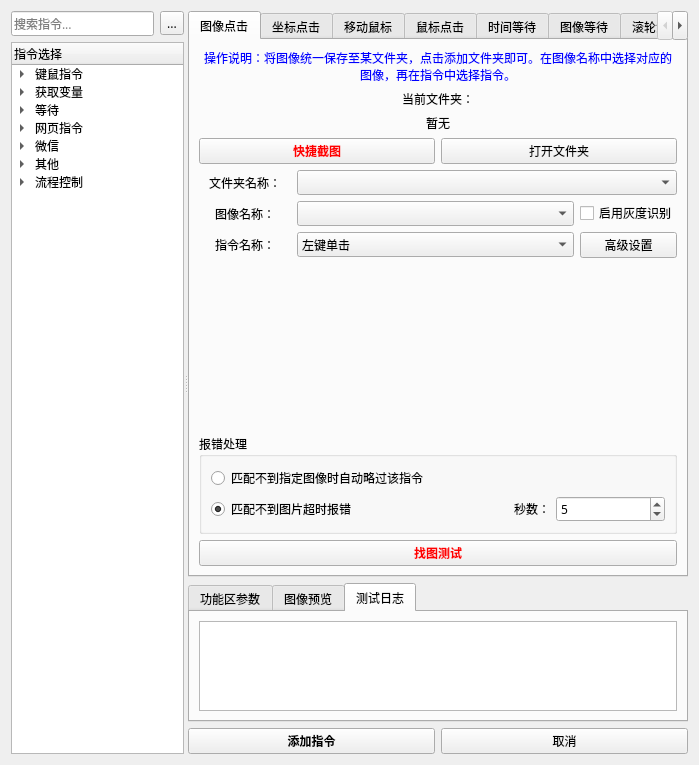
Old version of the form 窗体/navigation.ui in the repository FsterThanLight/automatic_clicker_2.
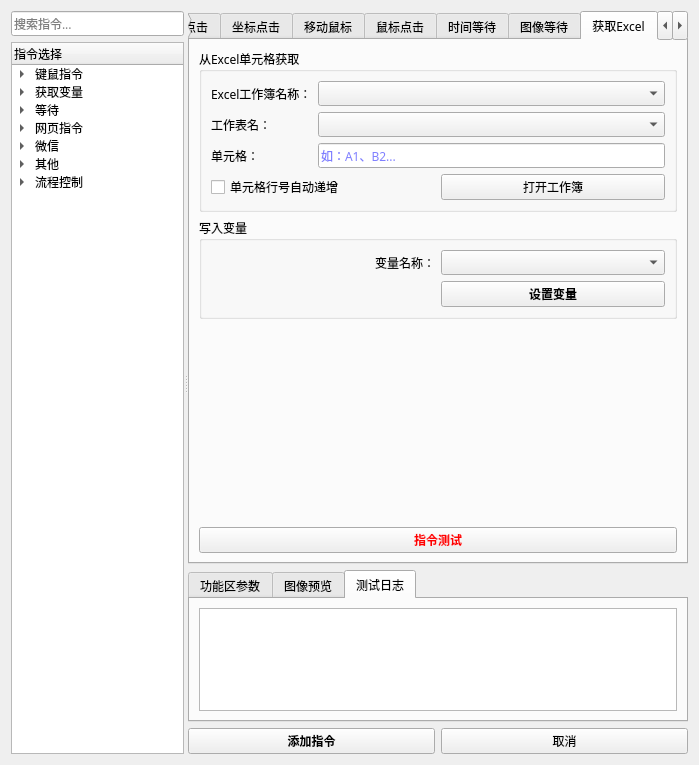
New version of the form. The open tabs and pages were chosen to show the change. Icons and pictures are not drawn.

Commit message: 2024年02月23日 18:53:19 新增Excel获取变量、对话框获取变量

```diff
--- a/窗体/navigation.ui
+++ b/窗体/navigation.ui
@@ -30,7 +30,7 @@
      <property name="orientation">
       <enum>Qt::Horizontal</enum>
      </property>
-     <widget class="QWidget" name="">
+     <widget class="QWidget" name="layoutWidget">
       <layout class="QVBoxLayout" name="verticalLayout_43">
        <item>
         <layout class="QHBoxLayout" name="horizontalLayout_16">
@@ -41,13 +41,6 @@
            </property>
           </widget>
          </item>
-         <item>
-          <widget class="QToolButton" name="toolButton">
-           <property name="text">
-            <string>...</string>
-           </property>
-          </widget>
-         </item>
         </layout>
        </item>
        <item>
@@ -3398,6 +3391,332 @@
            </item>
           </layout>
          </widget>
+         <widget class="QWidget" name="tab_23">
+          <attribute name="title">
+           <string>获取Excel</string>
+          </attribute>
+          <layout class="QVBoxLayout" name="verticalLayout_76">
+           <item>
+            <widget class="QGroupBox" name="groupBox_44">
+             <property name="title">
+              <string>从Excel单元格获取</string>
+             </property>
+             <layout class="QGridLayout" name="gridLayout_47">
+              <item row="0" column="0" colspan="2">
+               <widget class="QLabel" name="label_136">
+                <property name="text">
+                 <string>Excel工作簿名称：</string>
+                </property>
+               </widget>
+              </item>
+              <item row="0" column="2">
+               <widget class="QComboBox" name="comboBox_45"/>
+              </item>
+              <item row="1" column="0">
+               <widget class="QLabel" name="label_137">
+                <property name="text">
+                 <string>工作表名：</string>
+                </property>
+               </widget>
+              </item>
+              <item row="1" column="2">
+               <widget class="QComboBox" name="comboBox_46"/>
+              </item>
+              <item row="2" column="0">
+               <widget class="QLabel" name="label_138">
+                <property name="text">
+                 <string>单元格：</string>
+                </property>
+               </widget>
+              </item>
+              <item row="2" column="2">
+               <widget class="QLineEdit" name="lineEdit_23">
+                <property name="palette">
+                 <palette>
+                  <active>
+                   <colorrole role="Text">
+                    <brush brushstyle="SolidPattern">
+                     <color alpha="255">
+                      <red>0</red>
+                      <green>0</green>
+                      <blue>255</blue>
+                     </color>
+                    </brush>
+                   </colorrole>
+                   <colorrole role="PlaceholderText">
+                    <brush brushstyle="SolidPattern">
+                     <color alpha="128">
+                      <red>0</red>
+                      <green>0</green>
+                      <blue>255</blue>
+                     </color>
+                    </brush>
+                   </colorrole>
+                  </active>
+                  <inactive>
+                   <colorrole role="Text">
+                    <brush brushstyle="SolidPattern">
+                     <color alpha="255">
+                      <red>0</red>
+                      <green>0</green>
+                      <blue>255</blue>
+                     </color>
+                    </brush>
+                   </colorrole>
+                   <colorrole role="PlaceholderText">
+                    <brush brushstyle="SolidPattern">
+                     <color alpha="128">
+                      <red>0</red>
+                      <green>0</green>
+                      <blue>255</blue>
+                     </color>
+                    </brush>
+                   </colorrole>
+                  </inactive>
+                  <disabled>
+                   <colorrole role="Text">
+                    <brush brushstyle="SolidPattern">
+                     <color alpha="255">
+                      <red>120</red>
+                      <green>120</green>
+                      <blue>120</blue>
+                     </color>
+                    </brush>
+                   </colorrole>
+                   <colorrole role="PlaceholderText">
+                    <brush brushstyle="SolidPattern">
+                     <color alpha="128">
+                      <red>0</red>
+                      <green>0</green>
+                      <blue>0</blue>
+                     </color>
+                    </brush>
+                   </colorrole>
+                  </disabled>
+                 </palette>
+                </property>
+                <property name="placeholderText">
+                 <string>如：A1、B2...</string>
+                </property>
+               </widget>
+              </item>
+              <item row="3" column="0" colspan="3">
+               <layout class="QHBoxLayout" name="horizontalLayout_17" stretch="0,0">
+                <item>
+                 <widget class="QCheckBox" name="checkBox_9">
+                  <property name="text">
+                   <string>单元格行号自动递增</string>
+                  </property>
+                 </widget>
+                </item>
+                <item>
+                 <widget class="QPushButton" name="pushButton_29">
+                  <property name="text">
+                   <string>打开工作簿</string>
+                  </property>
+                 </widget>
+                </item>
+               </layout>
+              </item>
+             </layout>
+            </widget>
+           </item>
+           <item>
+            <widget class="QGroupBox" name="groupBox_45">
+             <property name="title">
+              <string>写入变量</string>
+             </property>
+             <layout class="QGridLayout" name="gridLayout_50" columnstretch="1,1">
+              <item row="0" column="1">
+               <widget class="QComboBox" name="comboBox_47"/>
+              </item>
+              <item row="0" column="0">
+               <widget class="QLabel" name="label_139">
+                <property name="text">
+                 <string>变量名称：</string>
+                </property>
+                <property name="alignment">
+                 <set>Qt::AlignRight|Qt::AlignTrailing|Qt::AlignVCenter</set>
+                </property>
+               </widget>
+              </item>
+              <item row="2" column="0">
+               <spacer name="horizontalSpacer_7">
+                <property name="orientation">
+                 <enum>Qt::Horizontal</enum>
+                </property>
+                <property name="sizeHint" stdset="0">
+                 <size>
+                  <width>84</width>
+                  <height>20</height>
+                 </size>
+                </property>
+               </spacer>
+              </item>
+              <item row="2" column="1">
+               <widget class="QPushButton" name="pushButton_35">
+                <property name="font">
+                 <font>
+                  <family>微软雅黑</family>
+                  <weight>75</weight>
+                  <bold>true</bold>
+                 </font>
+                </property>
+                <property name="text">
+                 <string>设置变量</string>
+                </property>
+               </widget>
+              </item>
+             </layout>
+            </widget>
+           </item>
+           <item>
+            <spacer name="verticalSpacer_29">
+             <property name="orientation">
+              <enum>Qt::Vertical</enum>
+             </property>
+             <property name="sizeHint" stdset="0">
+              <size>
+               <width>20</width>
+               <height>160</height>
+              </size>
+             </property>
+            </spacer>
+           </item>
+           <item>
+            <widget class="QPushButton" name="pushButton_36">
+             <property name="palette">
+              <palette>
+               <active>
+                <colorrole role="WindowText">
+                 <brush brushstyle="SolidPattern">
+                  <color alpha="255">
+                   <red>255</red>
+                   <green>0</green>
+                   <blue>0</blue>
+                  </color>
+                 </brush>
+                </colorrole>
+                <colorrole role="Text">
+                 <brush brushstyle="SolidPattern">
+                  <color alpha="255">
+                   <red>255</red>
+                   <green>0</green>
+                   <blue>0</blue>
+                  </color>
+                 </brush>
+                </colorrole>
+                <colorrole role="ButtonText">
+                 <brush brushstyle="SolidPattern">
+                  <color alpha="255">
+                   <red>255</red>
+                   <green>0</green>
+                   <blue>0</blue>
+                  </color>
+                 </brush>
+                </colorrole>
+                <colorrole role="PlaceholderText">
+                 <brush brushstyle="SolidPattern">
+                  <color alpha="128">
+                   <red>255</red>
+                   <green>0</green>
+                   <blue>0</blue>
+                  </color>
+                 </brush>
+                </colorrole>
+               </active>
+               <inactive>
+                <colorrole role="WindowText">
+                 <brush brushstyle="SolidPattern">
+                  <color alpha="255">
+                   <red>255</red>
+                   <green>0</green>
+                   <blue>0</blue>
+                  </color>
+                 </brush>
+                </colorrole>
+                <colorrole role="Text">
+                 <brush brushstyle="SolidPattern">
+                  <color alpha="255">
+                   <red>255</red>
+                   <green>0</green>
+                   <blue>0</blue>
+                  </color>
+                 </brush>
+                </colorrole>
+                <colorrole role="ButtonText">
+                 <brush brushstyle="SolidPattern">
+                  <color alpha="255">
+                   <red>255</red>
+                   <green>0</green>
+                   <blue>0</blue>
+                  </color>
+                 </brush>
+                </colorrole>
+                <colorrole role="PlaceholderText">
+                 <brush brushstyle="SolidPattern">
+                  <color alpha="128">
+                   <red>255</red>
+                   <green>0</green>
+                   <blue>0</blue>
+                  </color>
+                 </brush>
+                </colorrole>
+               </inactive>
+               <disabled>
+                <colorrole role="WindowText">
+                 <brush brushstyle="SolidPattern">
+                  <color alpha="255">
+                   <red>120</red>
+                   <green>120</green>
+                   <blue>120</blue>
+                  </color>
+                 </brush>
+                </colorrole>
+                <colorrole role="Text">
+                 <brush brushstyle="SolidPattern">
+                  <color alpha="255">
+                   <red>120</red>
+                   <green>120</green>
+                   <blue>120</blue>
+                  </color>
+                 </brush>
+                </colorrole>
+                <colorrole role="ButtonText">
+                 <brush brushstyle="SolidPattern">
+                  <color alpha="255">
+                   <red>120</red>
+                   <green>120</green>
+                   <blue>120</blue>
+                  </color>
+                 </brush>
+                </colorrole>
+                <colorrole role="PlaceholderText">
+                 <brush brushstyle="SolidPattern">
+                  <color alpha="128">
+                   <red>0</red>
+                   <green>0</green>
+                   <blue>0</blue>
+                  </color>
+                 </brush>
+                </colorrole>
+               </disabled>
+              </palette>
+             </property>
+             <property name="font">
+              <font>
+               <family>微软雅黑</family>
+               <weight>75</weight>
+               <bold>true</bold>
+              </font>
+             </property>
+             <property name="text">
+              <string>指令测试</string>
+             </property>
+            </widget>
+           </item>
+          </layout>
+         </widget>
          <widget class="QWidget" name="tab_4">
           <attribute name="title">
            <string>滚轮滑动</string>
@@ -12623,6 +12942,246 @@
            </item>
           </layout>
          </widget>
+         <widget class="QWidget" name="tab_35">
+          <attribute name="title">
+           <string>获取对话框</string>
+          </attribute>
+          <layout class="QVBoxLayout" name="verticalLayout_77">
+           <item>
+            <widget class="QGroupBox" name="groupBox_47">
+             <property name="title">
+              <string>弹出输入框</string>
+             </property>
+             <layout class="QGridLayout" name="gridLayout_52" columnstretch="1,1">
+              <item row="0" column="0">
+               <widget class="QLabel" name="label_141">
+                <property name="text">
+                 <string>对话框标题：</string>
+                </property>
+                <property name="alignment">
+                 <set>Qt::AlignRight|Qt::AlignTrailing|Qt::AlignVCenter</set>
+                </property>
+               </widget>
+              </item>
+              <item row="0" column="1">
+               <widget class="QLineEdit" name="lineEdit_24">
+                <property name="palette">
+                 <palette>
+                  <active>
+                   <colorrole role="Text">
+                    <brush brushstyle="SolidPattern">
+                     <color alpha="255">
+                      <red>0</red>
+                      <green>0</green>
+                      <blue>255</blue>
+                     </color>
+                    </brush>
+                   </colorrole>
+                   <colorrole role="PlaceholderText">
+                    <brush brushstyle="SolidPattern">
+                     <color alpha="128">
+                      <red>0</red>
+                      <green>0</green>
+                      <blue>255</blue>
+                     </color>
+                    </brush>
+                   </colorrole>
+                  </active>
+                  <inactive>
+                   <colorrole role="Text">
+                    <brush brushstyle="SolidPattern">
+                     <color alpha="255">
+                      <red>0</red>
+                      <green>0</green>
+                      <blue>255</blue>
+                     </color>
+                    </brush>
+                   </colorrole>
+                   <colorrole role="PlaceholderText">
+                    <brush brushstyle="SolidPattern">
+                     <color alpha="128">
+                      <red>0</red>
+                      <green>0</green>
+                      <blue>255</blue>
+                     </color>
+                    </brush>
+                   </colorrole>
+                  </inactive>
+                  <disabled>
+                   <colorrole role="Text">
+                    <brush brushstyle="SolidPattern">
+                     <color alpha="255">
+                      <red>120</red>
+                      <green>120</green>
+                      <blue>120</blue>
+                     </color>
+                    </brush>
+                   </colorrole>
+                   <colorrole role="PlaceholderText">
+                    <brush brushstyle="SolidPattern">
+                     <color alpha="128">
+                      <red>0</red>
+                      <green>0</green>
+                      <blue>0</blue>
+                     </color>
+                    </brush>
+                   </colorrole>
+                  </disabled>
+                 </palette>
+                </property>
+                <property name="placeholderText">
+                 <string>输入标题...</string>
+                </property>
+               </widget>
+              </item>
+              <item row="1" column="0">
+               <widget class="QLabel" name="label_142">
+                <property name="text">
+                 <string>提示信息：</string>
+                </property>
+                <property name="alignment">
+                 <set>Qt::AlignRight|Qt::AlignTrailing|Qt::AlignVCenter</set>
+                </property>
+               </widget>
+              </item>
+              <item row="1" column="1">
+               <widget class="QLineEdit" name="lineEdit_25">
+                <property name="palette">
+                 <palette>
+                  <active>
+                   <colorrole role="Text">
+                    <brush brushstyle="SolidPattern">
+                     <color alpha="255">
+                      <red>0</red>
+                      <green>0</green>
+                      <blue>255</blue>
+                     </color>
+                    </brush>
+                   </colorrole>
+                   <colorrole role="PlaceholderText">
+                    <brush brushstyle="SolidPattern">
+                     <color alpha="128">
+                      <red>0</red>
+                      <green>0</green>
+                      <blue>255</blue>
+                     </color>
+                    </brush>
+                   </colorrole>
+                  </active>
+                  <inactive>
+                   <colorrole role="Text">
+                    <brush brushstyle="SolidPattern">
+                     <color alpha="255">
+                      <red>0</red>
+                      <green>0</green>
+                      <blue>255</blue>
+                     </color>
+                    </brush>
+                   </colorrole>
+                   <colorrole role="PlaceholderText">
+                    <brush brushstyle="SolidPattern">
+                     <color alpha="128">
+                      <red>0</red>
+                      <green>0</green>
+                      <blue>255</blue>
+                     </color>
+                    </brush>
+                   </colorrole>
+                  </inactive>
+                  <disabled>
+                   <colorrole role="Text">
+                    <brush brushstyle="SolidPattern">
+                     <color alpha="255">
+                      <red>120</red>
+                      <green>120</green>
+                      <blue>120</blue>
+                     </color>
+                    </brush>
+                   </colorrole>
+                   <colorrole role="PlaceholderText">
+                    <brush brushstyle="SolidPattern">
+                     <color alpha="128">
+                      <red>0</red>
+                      <green>0</green>
+                      <blue>0</blue>
+                     </color>
+                    </brush>
+                   </colorrole>
+                  </disabled>
+                 </palette>
+                </property>
+                <property name="placeholderText">
+                 <string>输入提示信息...</string>
+                </property>
+               </widget>
+              </item>
+             </layout>
+            </widget>
+           </item>
+           <item>
+            <widget class="QGroupBox" name="groupBox_46">
+             <property name="title">
+              <string>写入变量</string>
+             </property>
+             <layout class="QGridLayout" name="gridLayout_51" columnstretch="1,1">
+              <item row="0" column="1">
+               <widget class="QComboBox" name="comboBox_48"/>
+              </item>
+              <item row="0" column="0">
+               <widget class="QLabel" name="label_140">
+                <property name="text">
+                 <string>变量名称：</string>
+                </property>
+                <property name="alignment">
+                 <set>Qt::AlignRight|Qt::AlignTrailing|Qt::AlignVCenter</set>
+                </property>
+               </widget>
+              </item>
+              <item row="2" column="0">
+               <spacer name="horizontalSpacer_8">
+                <property name="orientation">
+                 <enum>Qt::Horizontal</enum>
+                </property>
+                <property name="sizeHint" stdset="0">
+                 <size>
+                  <width>84</width>
+                  <height>20</height>
+                 </size>
+                </property>
+               </spacer>
+              </item>
+              <item row="2" column="1">
+               <widget class="QPushButton" name="pushButton_37">
+                <property name="font">
+                 <font>
+                  <family>微软雅黑</family>
+                  <weight>75</weight>
+                  <bold>true</bold>
+                 </font>
+                </property>
+                <property name="text">
+                 <string>设置变量</string>
+                </property>
+               </widget>
+              </item>
+             </layout>
+            </widget>
+           </item>
+           <item>
+            <spacer name="verticalSpacer_30">
+             <property name="orientation">
+              <enum>Qt::Vertical</enum>
+             </property>
+             <property name="sizeHint" stdset="0">
+              <size>
+               <width>20</width>
+               <height>266</height>
+              </size>
+             </property>
+            </spacer>
+           </item>
+          </layout>
+         </widget>
         </widget>
        </item>
        <item>
```
Left out of the diff: 20 changed lines with no effect on the pictures. The commit also changes 9 other files.
